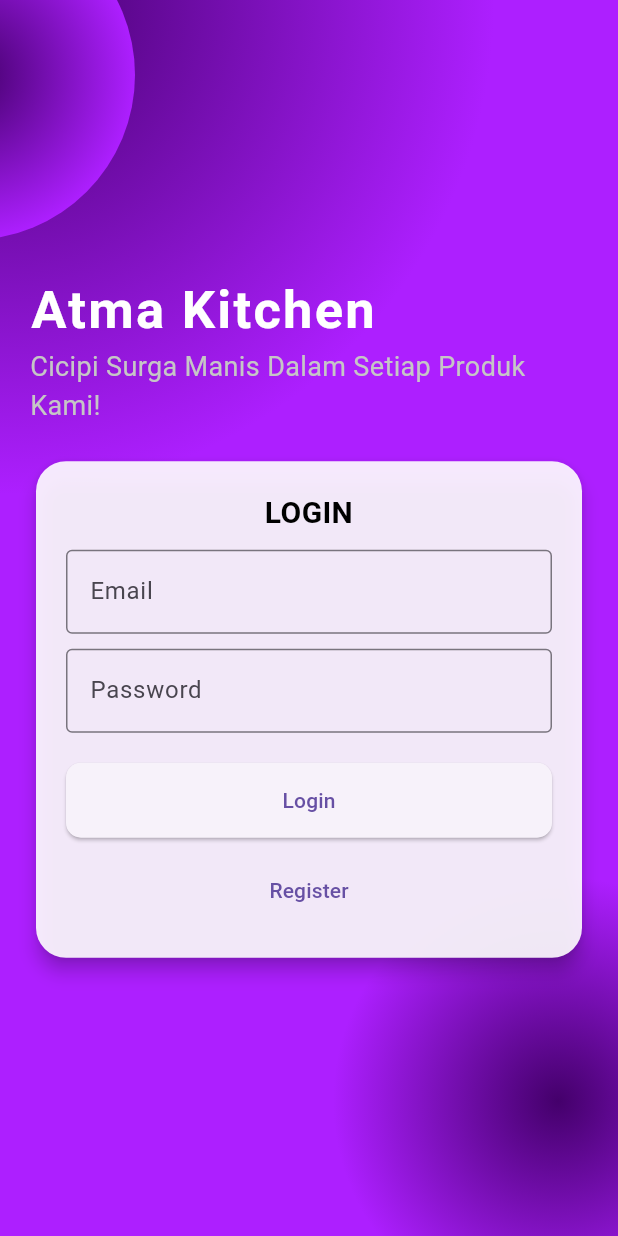
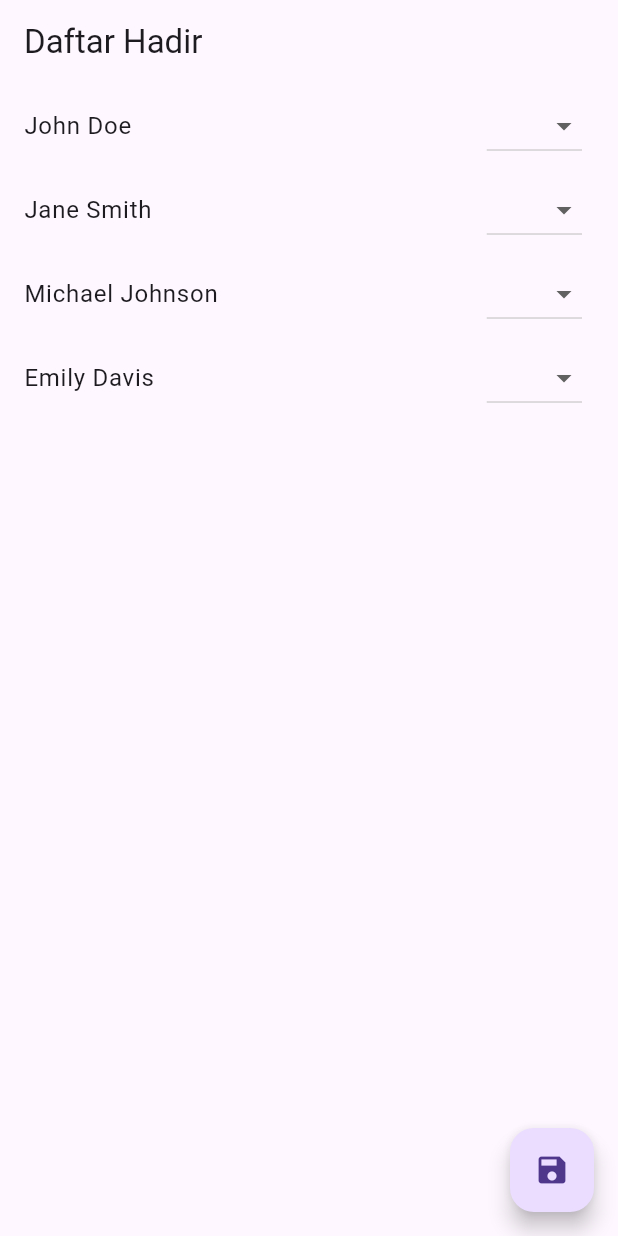
Before and after one commit to Spiletto/atmakitchen_mobile, a Flutter app: the screen it shows after launch, on a phone screen of 412 x 824 dp. Run offline on Flutter 3.47's test engine with Material 3 defaults, Android fonts, the phone set to English and light mode, and no system bars.

Commit message:
update_B.2

```diff
--- a/lib/main.dart
+++ b/lib/main.dart
@@ -1,3 +1,5 @@
+import 'package:atmakitchen_mobile/pages/absensi.dart';
+import 'package:atmakitchen_mobile/pages/profile.dart';
 import 'package:flutter/material.dart';
 import "package:atmakitchen_mobile/pages/login.dart";
 
@@ -9,7 +11,23 @@ class MyApp extends StatelessWidget {
   @override
   Widget build(BuildContext context) {
     return MaterialApp(
-      home: LoginPage(), // Set home ke LoginPage
+      home: AttendanceList(
+        employees: [
+          Employee(name: 'John Doe'),
+          Employee(name: 'Jane Smith'),
+          Employee(name: 'Michael Johnson'),
+          Employee(name: 'Emily Davis'),
+
+
+
+
+        ],
+        // nama: 'John Doe',
+        // noTelepon: '081234567890',
+        // username: 'johndoe123',
+        // password: 'password123',
+        // email: 'johndoe@example.com',
+      ),
     );
   }
 }
--- /dev/null
+++ b/lib/pages/absensi.dart
@@ -0,0 +1,196 @@
+// import 'package:flutter/material.dart';
+// import 'package:http/http.dart' as http;
+// import 'dart:convert';
+
+// void main() {
+//   runApp(AbsensiApp());
+// }
+
+// class Karyawan {
+//   final int id;
+//   final String nama;
+
+//   Karyawan(this.id, this.nama);
+// }
+
+// class AbsensiApp extends StatelessWidget {
+//   @override
+//   Widget build(BuildContext context) {
+//     return MaterialApp(
+//       title: 'Absensi Karyawan',
+//       theme: ThemeData(
+//         primarySwatch: Colors.blue,
+//       ),
+//       home: AbsensiScreen(),
+//     );
+//   }
+// }
+
+// class AbsensiScreen extends StatefulWidget {
+//   @override
+//   _AbsensiScreenState createState() => _AbsensiScreenState();
+// }
+
+// class _AbsensiScreenState extends State<AbsensiScreen> {
+//   List<Karyawan> karyawanList = [];
+
+//   @override
+//   void initState() {
+//     super.initState();
+//     fetchData();
+//   }
+
+//   Future<void> fetchData() async {
+//     final response =
+//         await http.get(Uri.parse('http://localhost:8000/karyawan'));
+//     if (response.statusCode == 200) {
+//       final data = jsonDecode(response.body) as List;
+//       setState(() {
+//         karyawanList = data
+//             .map((item) => Karyawan(item['id_karyawan'], item['nama_karyawan']))
+//             .toList();
+//       });
+//     } else {
+//       throw Exception('Failed to load data');
+//     }
+//   }
+
+//   @override
+//   Widget build(BuildContext context) {
+//     return Scaffold(
+//       appBar: AppBar(
+//         title: Text('Absensi Karyawan'),
+//       ),
+//       body: AbsensiList(karyawanList),
+//     );
+//   }
+// }
+
+// class AbsensiList extends StatefulWidget {
+//   final List<Karyawan> karyawanList;
+
+//   AbsensiList(this.karyawanList);
+
+//   @override
+//   _AbsensiListState createState() => _AbsensiListState();
+// }
+
+// class _AbsensiListState extends State<AbsensiList> {
+//   List<String> statusAbsensi = ['Hadir', 'Tidak Hadir'];
+//   Map<String, String> hadir = {};
+
+//   @override
+//   void initState() {
+//     super.initState();
+//     // Set default status hadir untuk setiap karyawan
+//     for (var karyawan in widget.karyawanList) {
+//       hadir[karyawan.nama] = 'Hadir';
+//     }
+//   }
+
+//   @override
+//   Widget build(BuildContext context) {
+//     return ListView.builder(
+//       itemCount: widget.karyawanList.length,
+//       itemBuilder: (context, index) {
+//         return ListTile(
+//           title: Text(
+//               widget.karyawanList[index].nama), // Menampilkan nama karyawan
+//           trailing: DropdownButton<String>(
+//             value: hadir[widget.karyawanList[index].nama],
+//             items: statusAbsensi.map((String value) {
+//               return DropdownMenuItem<String>(
+//                 value: value,
+//                 child: Text(value),
+//               );
+//             }).toList(),
+//             onChanged: (String? newValue) {
+//               setState(() {
+//                 hadir[widget.karyawanList[index].nama] = newValue!;
+//               });
+//             },
+//           ),
+//         );
+//       },
+//     );
+//   }
+// }
+import 'package:flutter/material.dart';
+
+class Employee {
+  final String name;
+
+  Employee({required this.name});
+}
+
+class MyApp extends StatelessWidget {
+  final List<Employee> employees = [
+    // Employee(name: 'John Doe'),
+    // Employee(name: 'Jane Smith'),
+    // Employee(name: 'Michael Johnson'),
+    // Employee(name: 'Emily Davis'),
+  ];
+
+  @override
+  Widget build(BuildContext context) {
+    return MaterialApp(
+      title: 'Daftar Hadir',
+      theme: ThemeData(
+        primarySwatch: Colors.blue,
+      ),
+      home: AttendanceList(employees: employees),
+    );
+  }
+}
+
+class AttendanceList extends StatefulWidget {
+  final List<Employee> employees;
+
+  AttendanceList({required this.employees});
+
+  @override
+  _AttendanceListState createState() => _AttendanceListState();
+}
+
+class _AttendanceListState extends State<AttendanceList> {
+  Map<String, String> attendance = {};
+
+  @override
+  Widget build(BuildContext context) {
+    return Scaffold(
+      appBar: AppBar(
+        title: Text('Daftar Hadir'),
+      ),
+      body: ListView.builder(
+        itemCount: widget.employees.length,
+        itemBuilder: (context, index) {
+          final employee = widget.employees[index];
+          return ListTile(
+            title: Text(employee.name),
+            trailing: DropdownButton<String>(
+              value: attendance[employee.name],
+              onChanged: (newValue) {
+                setState(() {
+                  attendance[employee.name] = newValue!;
+                });
+              },
+              items: <String>['Hadir', 'Alfa'].map((String value) {
+                return DropdownMenuItem<String>(
+                  value: value,
+                  child: Text(value),
+                );
+              }).toList(),
+            ),
+          );
+        },
+      ),
+      floatingActionButton: FloatingActionButton(
+        onPressed: () {
+          // TODO: Simpan data absensi ke database atau server
+          print(attendance);
+        },
+        child: Icon(Icons.save),
+      ),
+    );
+  }
+}
```
Also changed, not shown: lib/API/apiClient.dart (added, +13 -0 lines), lib/client/presensiClient.dart (added, +71 -0 lines), lib/entitiy/presensi.dart (added, +28 -0 lines), lib/pages/home.dart (added, +62 -0 lines), lib/pages/profile.dart (added, +175 -0 lines), pubspec.yaml (+8 -31 lines), lib/pages/tets.dart (added), pubspec.lock, 1 other file.
